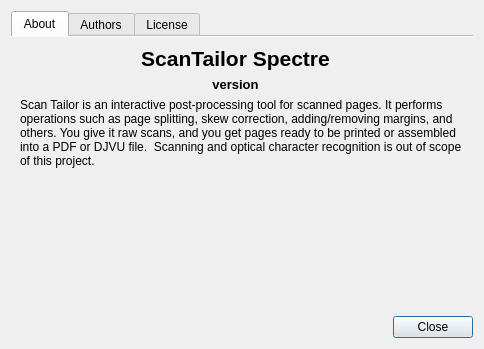
Before: the Qt Designer form src/app/AboutDialog.ui in abandoned-industries/scantailor-spectre, drawn with Qt 5.
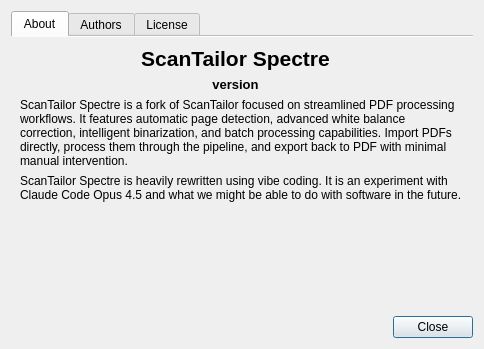
After: the same form once the commit is applied. Icons and pictures are not drawn.

Commit message: Bump version to 2.0a1, update About dialog, fix multi-window quit

```diff
--- a/src/app/AboutDialog.ui
+++ b/src/app/AboutDialog.ui
@@ -30,7 +30,7 @@
        <item row="3" column="0" colspan="2">
         <widget class="QLabel" name="label_4">
          <property name="text">
-          <string>Scan Tailor is an interactive post-processing tool for scanned pages. It performs operations such as page splitting, skew correction, adding/removing margins, and others. You give it raw scans, and you get pages ready to be printed or assembled into a PDF or DJVU file.  Scanning and optical character recognition is out of scope of this project.</string>
+          <string>ScanTailor Spectre is a fork of ScanTailor focused on streamlined PDF processing workflows. It features automatic page detection, advanced white balance correction, intelligent binarization, and batch processing capabilities. Import PDFs directly, process them through the pipeline, and export back to PDF with minimal manual intervention.</string>
          </property>
          <property name="wordWrap">
           <bool>true</bool>
@@ -38,6 +38,16 @@
         </widget>
        </item>
        <item row="4" column="0" colspan="2">
+        <widget class="QLabel" name="label_vibe">
+         <property name="text">
+          <string>ScanTailor Spectre is heavily rewritten using vibe coding. It is an experiment with Claude Code Opus 4.5 and what we might be able to do with software in the future.</string>
+         </property>
+         <property name="wordWrap">
+          <bool>true</bool>
+         </property>
+        </widget>
+       </item>
+       <item row="5" column="0" colspan="2">
         <spacer name="verticalSpacer">
          <property name="orientation">
           <enum>Qt::Vertical</enum>
```
Left out of the diff: 2 changed lines with no effect on the pictures. The commit also changes 12 other files.
